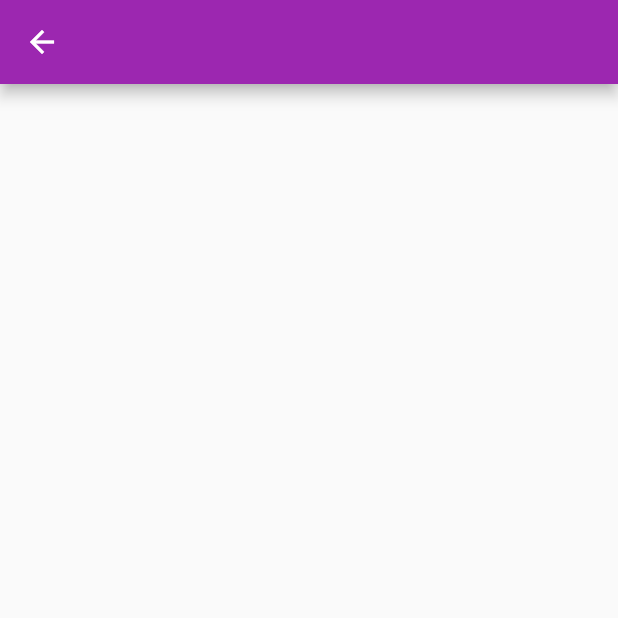
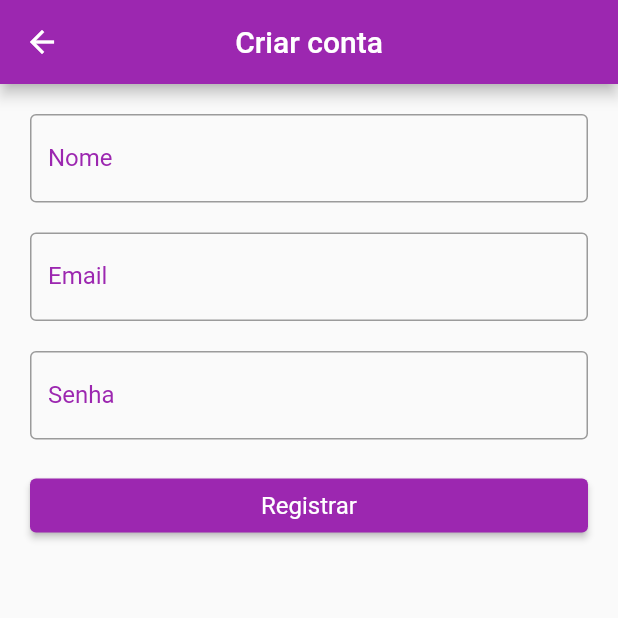
Before and after one commit to brunozupp/tasks_app_provider_consumer, a Flutter app: the RegisterPage screen opened by its route, on a phone screen of 412 x 824 dp, the top half of it. Run offline on Flutter 3.47's test engine with Material 2 defaults, Android fonts, the light colour scheme and no system bars; missing offline and left inert: enum_to_string.

Commit message:
Tela de criar conta

```diff
--- a/lib/pages/register/register_page.dart
+++ b/lib/pages/register/register_page.dart
@@ -1,4 +1,8 @@
 import 'package:flutter/material.dart';
+import 'package:tasks_app_provider_consumer/styles/colors_app.dart';
+import 'package:tasks_app_provider_consumer/widgets/buttons/button_primary_widget.dart';
+import 'package:tasks_app_provider_consumer/widgets/fields/password_form_field_widget.dart';
+import 'package:tasks_app_provider_consumer/widgets/fields/text_form_field_widget.dart';
 
 class RegisterPage extends StatelessWidget {
   const RegisterPage({ Key? key }) : super(key: key);
@@ -7,11 +11,45 @@ class RegisterPage extends StatelessWidget {
   Widget build(BuildContext context) {
     return Scaffold(
       appBar: AppBar(
-        title: const Text(""),
+        title: const Text("Criar conta"),
       ),
       body: SingleChildScrollView(
         padding: const EdgeInsets.all(20),
-        child: Column(),
+        child: Column(
+          children: [
+            Form(
+              child: Column(
+                children: [
+                  const TextFormFieldWidget(
+                    label: "Nome"
+                  ),
+                  const SizedBox(
+                    height: 20,
+                  ),
+                  const TextFormFieldWidget(
+                    label: "Email"
+                  ),
+                  const SizedBox(
+                    height: 20,
+                  ),
+                  const PasswordFormFieldWidget(
+                    label: "Senha"
+                  ),
+                  const SizedBox(
+                    height: 20,
+                  ),
+                  ButtonPrimaryWidget(
+                    text: "Registrar",
+                    onPressed: () {
+                      print("ddd");
+                    },
+                  ),
+
+                ],
+              )
+            )
+          ],
+        ),
       ),
     );
   }
```
Also changed, not shown: lib/pages/login/login_page.dart (+24 -5 lines).
